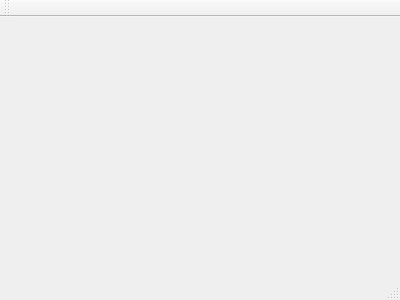
The window that interface.ui (felsocim/Backy) describes before a commit, drawn with Qt 5.
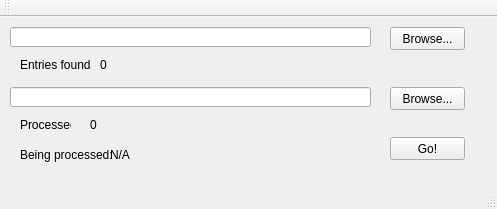
The same window after the commit.

Commit message: Created basic interface for copy test

Diff of the .ui file:
```diff
--- a/interface.ui
+++ b/interface.ui
@@ -1,24 +1,177 @@
 <ui version="4.0">
  <class>Interface</class>
- <widget class="QMainWindow" name="Interface" >
-  <property name="geometry" >
+ <widget class="QMainWindow" name="Interface">
+  <property name="geometry">
    <rect>
     <x>0</x>
     <y>0</y>
-    <width>400</width>
-    <height>300</height>
+    <width>497</width>
+    <height>209</height>
    </rect>
   </property>
   <property name="windowTitle" >
    <string>Interface</string>
   </property>
-  <widget class="QMenuBar" name="menuBar" />
-  <widget class="QToolBar" name="mainToolBar" />
-  <widget class="QWidget" name="centralWidget" />
-  <widget class="QStatusBar" name="statusBar" />
+  <widget class="QWidget" name="centralWidget">
+   <widget class="QLineEdit" name="sourceFolder">
+    <property name="geometry">
+     <rect>
+      <x>10</x>
+      <y>10</y>
+      <width>361</width>
+      <height>20</height>
+     </rect>
+    </property>
+   </widget>
+   <widget class="QLineEdit" name="targetFolder">
+    <property name="geometry">
+     <rect>
+      <x>10</x>
+      <y>70</y>
+      <width>361</width>
+      <height>20</height>
+     </rect>
+    </property>
+   </widget>
+   <widget class="QPushButton" name="browseSource">
+    <property name="geometry">
+     <rect>
+      <x>390</x>
+      <y>10</y>
+      <width>75</width>
+      <height>23</height>
+     </rect>
+    </property>
+    <property name="text">
+     <string>Browse...</string>
+    </property>
+   </widget>
+   <widget class="QPushButton" name="browseTarget">
+    <property name="geometry">
+     <rect>
+      <x>390</x>
+      <y>70</y>
+      <width>75</width>
+      <height>23</height>
+     </rect>
+    </property>
+    <property name="text">
+     <string>Browse...</string>
+    </property>
+   </widget>
+   <widget class="QPushButton" name="start">
+    <property name="geometry">
+     <rect>
+      <x>390</x>
+      <y>120</y>
+      <width>75</width>
+      <height>23</height>
+     </rect>
+    </property>
+    <property name="text">
+     <string>Go!</string>
+    </property>
+   </widget>
+   <widget class="QLabel" name="labelDetected">
+    <property name="geometry">
+     <rect>
+      <x>20</x>
+      <y>40</y>
+      <width>71</width>
+      <height>16</height>
+     </rect>
+    </property>
+    <property name="text">
+     <string>Entries found:</string>
+    </property>
+   </widget>
+   <widget class="QLabel" name="labelProcessed">
+    <property name="geometry">
+     <rect>
+      <x>20</x>
+      <y>100</y>
+      <width>51</width>
+      <height>16</height>
+     </rect>
+    </property>
+    <property name="text">
+     <string>Processed:</string>
+    </property>
+   </widget>
+   <widget class="QLabel" name="detected">
+    <property name="geometry">
+     <rect>
+      <x>100</x>
+      <y>40</y>
+      <width>61</width>
+      <height>16</height>
+     </rect>
+    </property>
+    <property name="text">
+     <string>0</string>
+    </property>
+   </widget>
+   <widget class="QLabel" name="processed">
+    <property name="geometry">
+     <rect>
+      <x>90</x>
+      <y>100</y>
+      <width>51</width>
+      <height>16</height>
+     </rect>
+    </property>
+    <property name="text">
+     <string>0</string>
+    </property>
+   </widget>
+   <widget class="QLabel" name="labelBeingProcessed">
+    <property name="geometry">
+     <rect>
+      <x>20</x>
+      <y>130</y>
+      <width>91</width>
+      <height>16</height>
+     </rect>
+    </property>
+    <property name="text">
+     <string>Being processed:</string>
+    </property>
+   </widget>
+   <widget class="QLabel" name="beingProcessed">
+    <property name="geometry">
+     <rect>
+      <x>110</x>
+      <y>130</y>
+      <width>261</width>
+      <height>16</height>
+     </rect>
+    </property>
+    <property name="text">
+     <string>N/A</string>
+    </property>
+   </widget>
+  </widget>
+  <widget class="QMenuBar" name="menuBar">
+   <property name="geometry">
+    <rect>
+     <x>0</x>
+     <y>0</y>
+     <width>497</width>
+     <height>21</height>
+    </rect>
+   </property>
+  </widget>
+  <widget class="QToolBar" name="mainToolBar">
+   <attribute name="toolBarArea">
+    <enum>TopToolBarArea</enum>
+   </attribute>
+   <attribute name="toolBarBreak">
+    <bool>false</bool>
+   </attribute>
+  </widget>
+  <widget class="QStatusBar" name="statusBar"/>
  </widget>
- <layoutDefault spacing="6" margin="11" />
- <pixmapfunction></pixmapfunction>
+ <layoutdefault spacing="6" margin="11"/>
  <resources/>
  <connections/>
 </ui>
```
Left out of the diff: 3 changed lines with no effect on the pictures. The commit also changes 2 other files.
